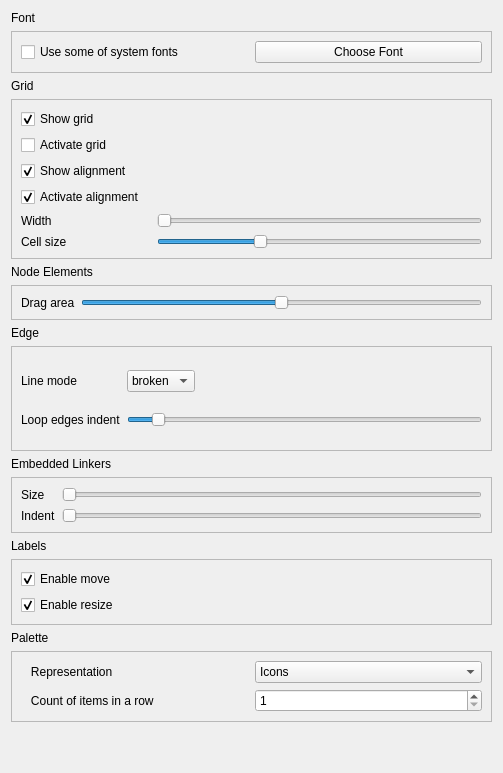
Qt form qrgui/preferencesDialog/preferencesPages/editorPage.ui (qreal/qreal) before a commit.
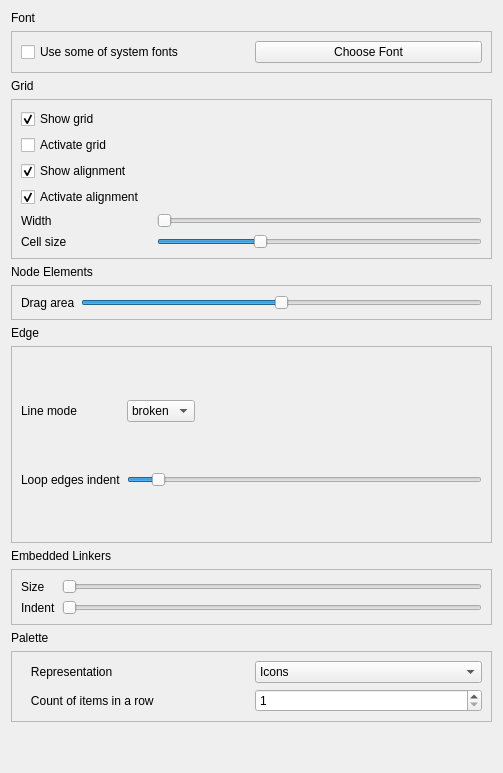
The same form after that commit.

Commit message: it will kick out strange settings and their strange code

Patch:
```diff
--- a/qrgui/preferencesDialog/preferencesPages/editorPage.ui
+++ b/qrgui/preferencesDialog/preferencesPages/editorPage.ui
@@ -492,51 +492,6 @@
      </layout>
     </widget>
    </item>
-   <item>
-    <widget class="QLabel" name="label_71">
-     <property name="text">
-      <string>Labels</string>
-     </property>
-    </widget>
-   </item>
-   <item>
-    <widget class="QFrame" name="frame_6">
-     <property name="sizePolicy">
-      <sizepolicy hsizetype="Preferred" vsizetype="Preferred">
-       <horstretch>0</horstretch>
-       <verstretch>0</verstretch>
-      </sizepolicy>
-     </property>
-     <property name="frameShape">
-      <enum>QFrame::StyledPanel</enum>
-     </property>
-     <property name="frameShadow">
-      <enum>QFrame::Raised</enum>
-     </property>
-     <layout class="QVBoxLayout" name="verticalLayout_7">
-      <item>
-       <widget class="QCheckBox" name="enableMoveLabelsCheckBox">
-        <property name="text">
-         <string>Enable move</string>
-        </property>
-        <property name="checked">
-         <bool>true</bool>
-        </property>
-       </widget>
-      </item>
-      <item>
-       <widget class="QCheckBox" name="enableResizeLabelsCheckBox">
-        <property name="text">
-         <string>Enable resize</string>
-        </property>
-        <property name="checked">
-         <bool>true</bool>
-        </property>
-       </widget>
-      </item>
-     </layout>
-    </widget>
-   </item>
    <item>
     <widget class="QLabel" name="label_75">
      <property name="text">
```
The commit also changes 2 other files.
